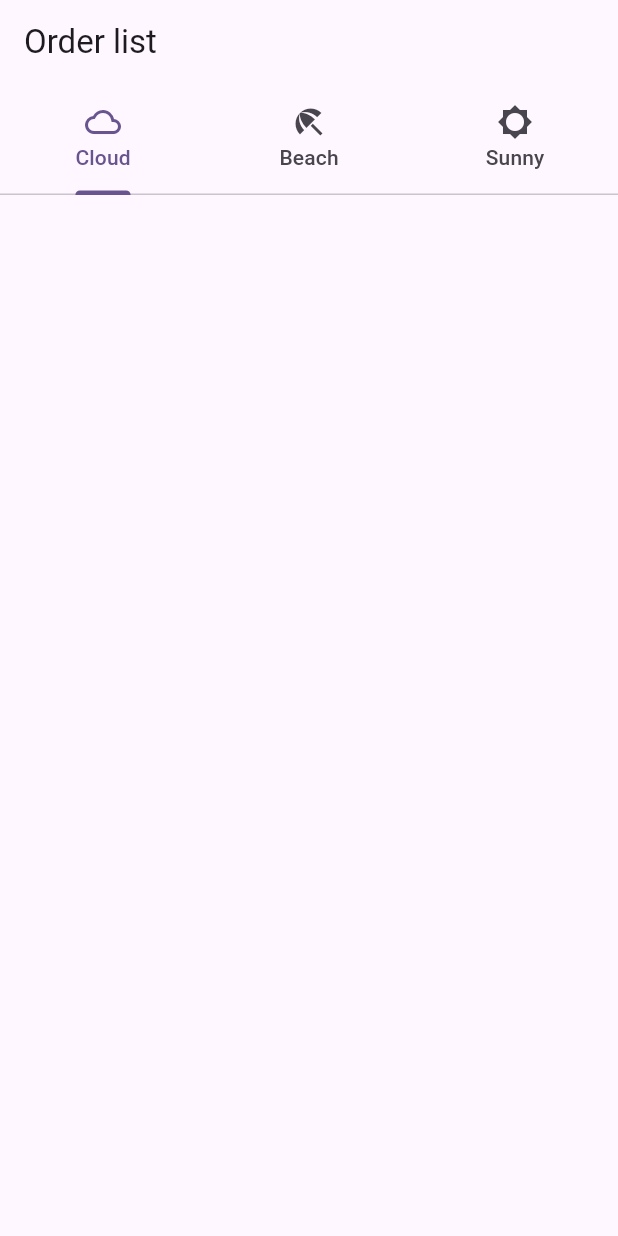
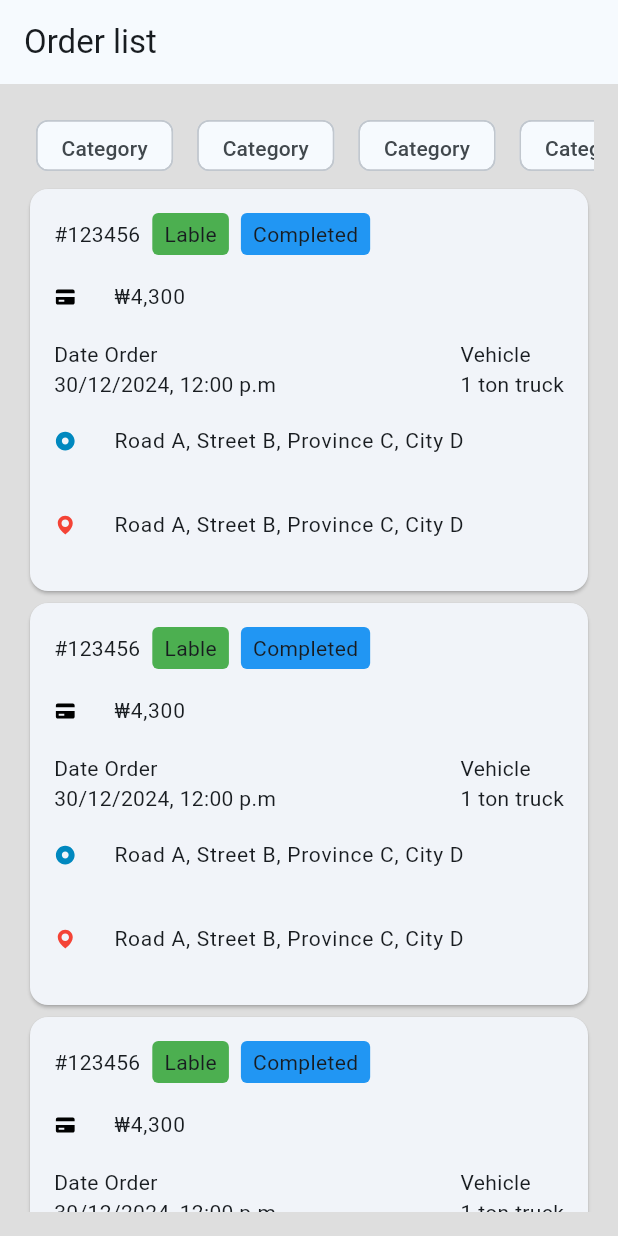
Before and after one commit to Anna-Gogox/Order-UI, a Flutter app: the screen it shows after launch, on a phone screen of 412 x 824 dp. Run offline on Flutter 3.47's test engine with Material 3 defaults, Android fonts, the phone set to English and light mode, and no system bars; our stand-ins replace flutter_svg.

Commit message:
Add UI for order list screen, add icons and colors

```diff
--- /dev/null
+++ b/lib/gen/assets.gen.dart
@@ -0,0 +1,33 @@
+/// GENERATED CODE - DO NOT MODIFY BY HAND
+/// *****************************************************
+///  FlutterGen
+/// *****************************************************
+
+// coverage:ignore-file
+// ignore_for_file: type=lint
+// ignore_for_file: directives_ordering,unnecessary_import,implicit_dynamic_list_literal,deprecated_member_use
+
+class $AssetsIconsGen {
+  const $AssetsIconsGen();
+
+  /// File path: assets/icons/credit-card.svg
+  String get creditCard => 'assets/icons/credit-card.svg';
+
+  /// File path: assets/icons/departure icon.svg
+  String get departureIcon => 'assets/icons/departure icon.svg';
+
+  /// File path: assets/icons/minus.svg
+  String get minus => 'assets/icons/minus.svg';
+
+  /// File path: assets/icons/point.svg
+  String get point => 'assets/icons/point.svg';
+
+  /// List of all assets
+  List<String> get values => [creditCard, departureIcon, minus, point];
+}
+
+class Assets {
+  const Assets._();
+
+  static const $AssetsIconsGen icons = $AssetsIconsGen();
+}
--- /dev/null
+++ b/lib/gen/colors.gen.dart
@@ -0,0 +1,21 @@
+/// GENERATED CODE - DO NOT MODIFY BY HAND
+/// *****************************************************
+///  FlutterGen
+/// *****************************************************
+
+// coverage:ignore-file
+// ignore_for_file: type=lint
+// ignore_for_file: directives_ordering,unnecessary_import,implicit_dynamic_list_literal,deprecated_member_use
+
+import 'package:flutter/painting.dart';
+import 'package:flutter/material.dart';
+
+class ColorName {
+  ColorName._();
+
+  /// Color: #DEDEDE
+  static const Color neutral2 = Color(0xFFDEDEDE);
+
+  /// Color: #0088BF
+  static const Color primary = Color(0xFF0088BF);
+}
--- a/lib/main.dart
+++ b/lib/main.dart
@@ -1,6 +1,6 @@
 import 'package:flutter/material.dart';
-
-List<String> titles = <String>['Cloud', 'Beach', 'Sunny'];
+import 'package:order_ui/gen/colors.gen.dart';
+import 'package:order_ui/pages/home_page.dart';
 
 void main() {
   runApp(const MyApp());
@@ -13,41 +13,16 @@ class MyApp extends StatelessWidget {
   @override
   Widget build(BuildContext context) {
     return MaterialApp(
+      debugShowCheckedModeBanner: false,
       title: 'Flutter Demo',
       theme: ThemeData(
-        colorScheme: ColorScheme.fromSeed(seedColor: Colors.deepPurple),
+        colorScheme: ColorScheme.fromSeed(
+          seedColor: ColorName.primary,
+          brightness: Brightness.light
+        ),
+        useMaterial3: true,
       ),
-      home: const MyHomePage(),
+      home: const HomePage(),
     );
   }
 }
-
-class MyHomePage extends StatelessWidget {
-  const MyHomePage({super.key});
-
-  @override
-  Widget build(BuildContext context) {
-    const int tabsCount = 3;
-
-    return DefaultTabController(
-      length: tabsCount,
-      child: Scaffold(
-        appBar: AppBar(
-          title: const Text('Order list'),
-          notificationPredicate: (ScrollNotification notification) {
-            return notification.depth == 1;
-          },
-          scrolledUnderElevation: 4.0,
-          shadowColor: Theme.of(context).shadowColor,
-          bottom: TabBar(
-            tabs: <Widget>[
-              Tab(icon: const Icon(Icons.cloud_outlined), text: titles[0],),
-              Tab(icon: const Icon(Icons.beach_access_sharp), text: titles[1],),
-              Tab(icon: const Icon(Icons.brightness_5_sharp), text: titles[2],),
-            ],
-          ),
-        ),
-      ),
-    );
-  }
-}
--- /dev/null
+++ b/lib/pages/home_page.dart
@@ -0,0 +1,56 @@
+import 'package:flutter/material.dart';
+import 'package:order_ui/gen/colors.gen.dart';
+import 'package:order_ui/widgets/order_card.dart';
+
+class HomePage extends StatelessWidget {
+  const HomePage({super.key});
+
+  @override
+  Widget build(BuildContext context) {
+    return Scaffold(
+      backgroundColor: ColorName.neutral2,
+      appBar: AppBar(
+        title: const Text('Order list'),
+      ),
+      body: Padding(
+        padding: const EdgeInsets.all(16.0),
+        child: Column(
+          children: [
+            SizedBox(
+              height: 50,
+              child: ListView.builder(
+                scrollDirection: Axis.horizontal,
+                itemCount: 5,
+                itemBuilder: (context, index) {
+                  return Padding(
+                    padding: const EdgeInsets.all(8.0),
+                    child: Chip(label: Text('Category')),
+                  );
+                },
+              ),
+            ),
+
+            Expanded(
+              child: ListView.builder(
+                itemCount: 10,
+                itemBuilder: (context, index) {
+                  // return Container(
+                  //   alignment: Alignment.center,
+                  //   decoration: BoxDecoration(
+                  //     borderRadius: BorderRadius.circular(5.0),
+                  //     color: Colors.blue,
+                  //   ),
+                  //   margin: EdgeInsets.all(8.0),
+                  //   padding: EdgeInsets.all(8.0),
+                  //   child: Text('hello'),
+                  // );
+                  return OrderCard();
+                },
+              ),
+            ),
+          ],
+        ),
+      ),
+    );
+  }
+}
--- /dev/null
+++ b/lib/widgets/order_card.dart
@@ -0,0 +1,100 @@
+import 'package:flutter/material.dart';
+import 'package:flutter_svg/svg.dart';
+import 'package:intl/intl.dart';
+import 'package:order_ui/gen/assets.gen.dart';
+
+class OrderCard extends StatelessWidget {
+  const OrderCard({super.key});
+
+  @override
+  Widget build(BuildContext context) {
+    final won = NumberFormat.currency(locale: 'ko_KR', symbol: '₩');
+
+    return Card(
+      child: Padding(
+        padding: const EdgeInsets.all(16.0),
+        child: Column(
+          children: [
+            Row(
+              children: [
+                Text('#123456'),
+                SizedBox(width: 8.0),
+                Container(
+                  padding: EdgeInsets.symmetric(horizontal: 8, vertical: 4),
+                  decoration: BoxDecoration(
+                    color: Colors.green,
+                    borderRadius: BorderRadius.circular(4),
+                  ),
+                  child: Text('Lable'),
+                ),
+                SizedBox(width: 8.0),
+                Container(
+                  padding: EdgeInsets.symmetric(horizontal: 8, vertical: 4),
+                  decoration: BoxDecoration(
+                    color: Colors.blue,
+                    borderRadius: BorderRadius.circular(4),
+                  ),
+                  child: Text('Completed'),
+                ),
+              ],
+            ),
+
+            ListTile(
+              contentPadding: EdgeInsets.zero,
+              leading: SvgPicture.asset(
+                Assets.icons.creditCard,
+                height: 15,
+                width: 15,
+              ),
+              title: Text(won.format(4300), style: TextStyle(fontSize: 14)),
+            ),
+
+            Row(
+              mainAxisAlignment: MainAxisAlignment.spaceBetween,
+              children: [
+                Column(
+                  crossAxisAlignment: CrossAxisAlignment.start,
+                  children: [Text('Date Order'), Text('30/12/2024, 12:00 p.m')],
+                ),
+                Column(
+                  crossAxisAlignment: CrossAxisAlignment.start,
+                  children: [Text('Vehicle'), Text('1 ton truck')],
+                ),
+              ],
+            ),
+
+            Column(
+              children: [
+                ListTile(
+                  contentPadding: EdgeInsets.zero,
+                  leading: SvgPicture.asset(
+                    Assets.icons.departureIcon,
+                    height: 15,
+                    width: 15,
+                  ),
+                  title: Text(
+                    'Road A, Street B, Province C, City D',
+                    style: TextStyle(fontSize: 14),
+                  ),
+                ),
+                ListTile(
+                  contentPadding: EdgeInsets.zero,
+                  leading: SvgPicture.asset(
+                    Assets.icons.point,
+                    height: 15,
+                    width: 15,
+                    colorFilter: ColorFilter.mode(Colors.red, BlendMode.srcIn),
+                  ),
+                  title: Text(
+                    'Road A, Street B, Province C, City D',
+                    style: TextStyle(fontSize: 14),
+                  ),
+                ),
+              ],
+            ),
+          ],
+        ),
+      ),
+    );
+  }
+}
```
Also changed, not shown: pubspec.yaml (+13 -2 lines), assets/icons/credit-card.svg (added), assets/icons/departure icon.svg (added), assets/icons/minus.svg (added), assets/icons/point.svg (added), lib/controller/home_controller.dart (added), pubspec.lock, 1 other file.
